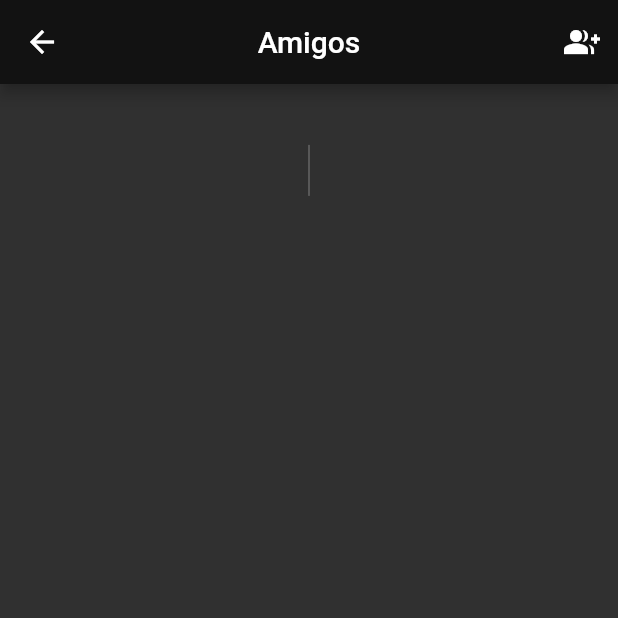
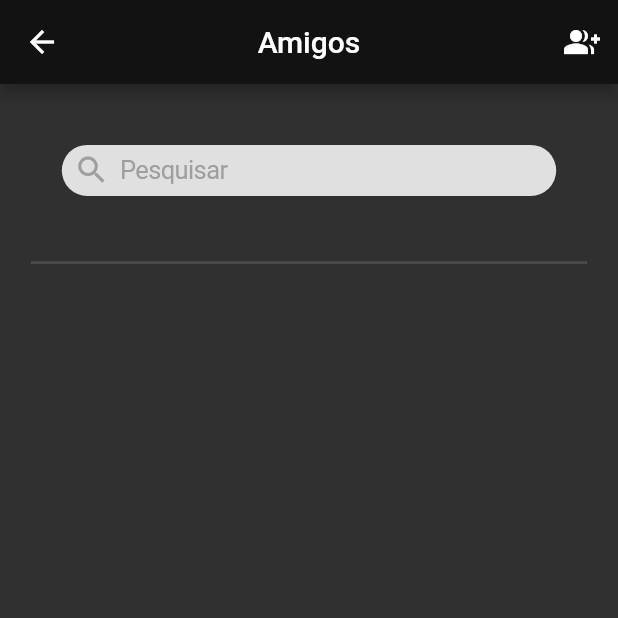
Before and after one commit to VitorPaulo21/MyProjects, a Flutter app: the friendsScreen screen opened by its route, on a phone screen of 412 x 824 dp, the top half of it. Run offline on Flutter 3.47's test engine with Material 2 defaults, Android fonts, the phone set to English and light mode, and no system bars; our stand-ins replace cached_network_image, carousel_slider, connectivity_plus, firebase_auth, firebase_core, firebase_remote_config and 3 more; missing offline and left inert: encrypt, flutter_file_utils; accounts and stored records are empty.

Commit message:
user friend screen changes

```diff
--- a/anime_list/lib/models/user_profile.dart
+++ b/anime_list/lib/models/user_profile.dart
@@ -2,10 +2,12 @@ class UserProfile {
   String name;
   String profileImageUrl;
   final String? id;
+  List<UserProfile>? friends = [];
 
   UserProfile(
       {required this.name,
       this.profileImageUrl =
           "https://firebasestorage.googleapis.com/v0/b/stormapp-80b5f.appspot.com/o/ImageAnime%2FAppImages%2FPikPng.com_luffy-png_1127171.png?alt=media&token=e25e4ffc-abca-48bf-ab7c-e7967d77016b",
-      this.id});
+      this.id,
+      this.friends});
 }
--- a/anime_list/lib/screens/friends_screen.dart
+++ b/anime_list/lib/screens/friends_screen.dart
@@ -1,5 +1,8 @@
+import 'package:anime_list/providers/user_profile_provider.dart';
+import 'package:cached_network_image/cached_network_image.dart';
 import 'package:flutter/cupertino.dart';
 import 'package:flutter/material.dart';
+import 'package:provider/provider.dart';
 
 class friendsScreen extends StatefulWidget {
   const friendsScreen({Key? key}) : super(key: key);
@@ -15,6 +18,9 @@ class _friendsScreenState extends State<friendsScreen> {
         (kToolbarHeight +
             MediaQuery.of(context).padding.bottom +
             MediaQuery.of(context).padding.top);
+    UserProfileProvider userProfileProvider =
+        Provider.of<UserProfileProvider>(context);
+
     return Scaffold(
       appBar: AppBar(
         title: const Text("Amigos"),
@@ -22,7 +28,7 @@ class _friendsScreenState extends State<friendsScreen> {
         actions: [
           IconButton(
             onPressed: () {},
-            icon: Icon(Icons.group_add),
+            icon: const Icon(Icons.group_add),
           ),
         ],
       ),
@@ -32,14 +38,48 @@ class _friendsScreenState extends State<friendsScreen> {
         children: [
           Container(
             padding: EdgeInsets.symmetric(
-                horizontal: MediaQuery.of(context).size.width * 0.5),
+              horizontal: MediaQuery.of(context).size.width * 0.1,
+            ),
             alignment: Alignment.center,
             height: avaliableScreenSpace * 0.15,
             width: double.infinity,
-            child: CupertinoTextField(),
+            child: CupertinoTextField(
+              prefix: Container(
+                  margin: const EdgeInsets.only(left: 8),
+                  child: const Icon(
+                    Icons.search,
+                    color: Colors.grey,
+                  )),
+              placeholder: "Pesquisar",
+              placeholderStyle: const TextStyle(color: Colors.grey),
+              decoration: BoxDecoration(
+                color: Colors.grey[300],
+                borderRadius: const BorderRadius.all(
+                  Radius.circular(90),
+                ),
+              ),
+            ),
+          ),
+          Divider(
+            indent: MediaQuery.of(context).size.width * 0.05,
+            endIndent: MediaQuery.of(context).size.width * 0.05,
+            thickness: 2,
+            height: avaliableScreenSpace * 0.01,
+          ),
+          Container(
+            height: avaliableScreenSpace * 0.84,
+            child: ListView.builder(
+                itemCount:
+                    userProfileProvider.userProfile?.friends?.length ?? 0,
+                itemBuilder: (ctx, index) {
+                  ListTile? listile = ListTile();
+
+                  return listile;
+                }),
           )
         ],
       ),
     );
   }
+
 }
```
Also changed, not shown: anime_list/lib/providers/user_profile_provider.dart (+26 -1 lines).
